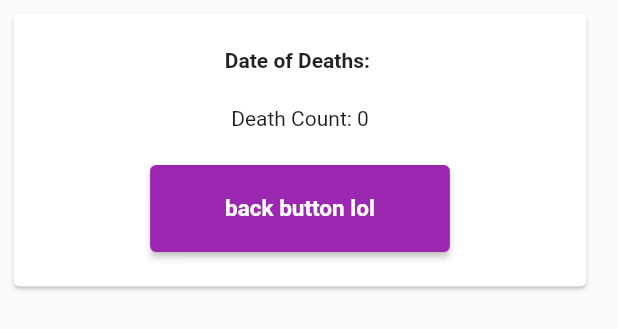
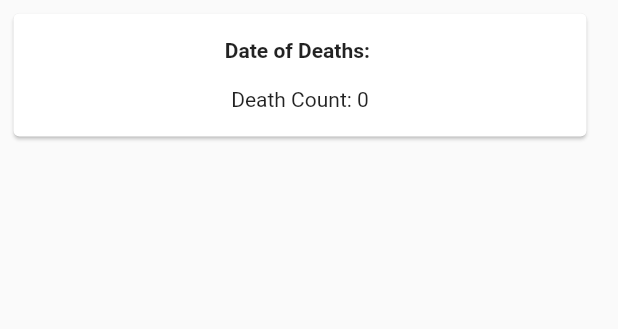
Before and after one commit to Jabez1/BMC304Flutter, a Flutter app: the DeathCaseCard widget shown alone on an empty page, opened directly with empty values, on a phone screen of 412 x 824 dp. Shown: the top 329 px of the screen. Run offline on Flutter 3.47's test engine with Material 2 defaults, Android fonts, the phone set to English and light mode, and no system bars; network calls fail.

Commit message:
UI Update

```diff
--- a/lib/ViewCases.dart
+++ b/lib/ViewCases.dart
@@ -150,7 +150,7 @@ class DeathCaseCard extends StatelessWidget{
   Widget build(BuildContext context){
     return Container(
         padding: EdgeInsets.all(5),
-        height:200,
+        height: 100,
         width: 400,
         child: Card(
             child: InkWell(
@@ -164,21 +164,6 @@ class DeathCaseCard extends StatelessWidget{
                         style: TextStyle(fontWeight: FontWeight.bold),
                       ),
                       Text("Death Count: " + this.count.toString()),
-                      ElevatedButton(
-                        child: Text('back button lol'),
-                        style: ElevatedButton.styleFrom(
-                        primary: Colors.purple,
-                        padding: EdgeInsets.symmetric(horizontal: 50, vertical: 20),
-                        textStyle: TextStyle(
-                        fontSize: 15,
-                        fontWeight: FontWeight.bold)),
-                        onPressed: () {
-                        Navigator.push(
-                        context,
-                        MaterialPageRoute(builder: (context) => HomePage()),
-                        );
-                      }
-                      ),
                     ]
                 )
             )
```
Also changed, not shown: lib/InsertCase.dart (+13 -2 lines).
